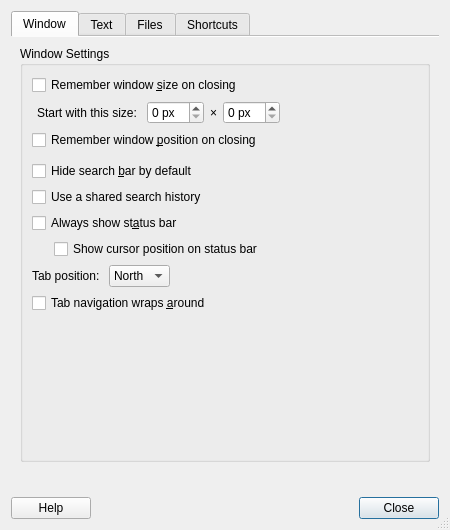
Qt form featherpad/prefDialog.ui (tembun/fpad) before a commit.
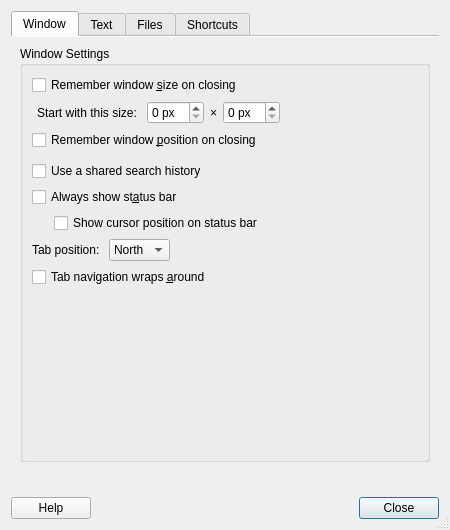
The same form after that commit. Icons and pictures are not drawn.

Commit message: remove show searchbar setting

```diff
--- a/featherpad/prefDialog.ui
+++ b/featherpad/prefDialog.ui
@@ -173,13 +173,6 @@
                 </item>
                </layout>
               </item>
-              <item>
-               <widget class="QCheckBox" name="searchbarBox">
-                <property name="text">
-                 <string>Hide search &amp;bar by default</string>
-                </property>
-               </widget>
-              </item>
               <item>
                <widget class="QCheckBox" name="searchHistoryBox">
                 <property name="toolTip">
```
The commit also changes 5 other files.
